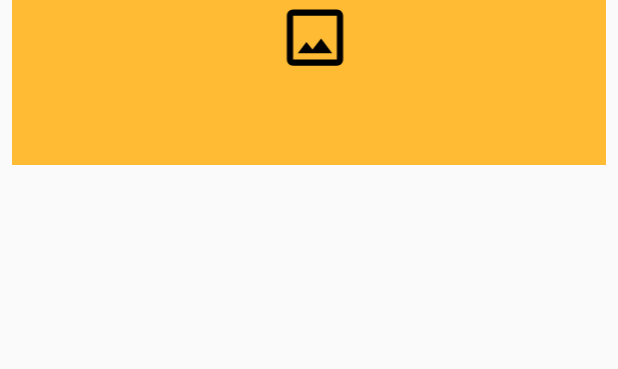
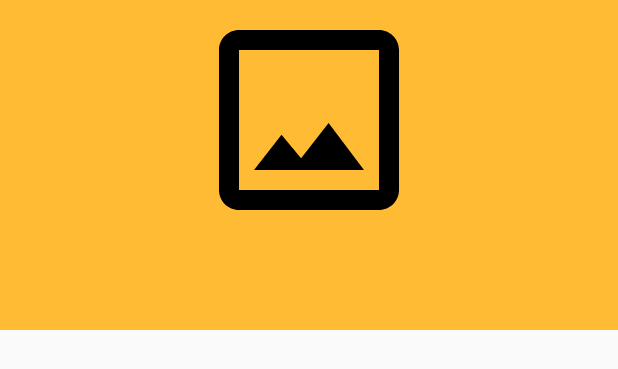
Before and after one commit to ryanhines98/RecipeApp, an Android app: the layout recyclerview_item.xml on its own in the app's theme, with its tools: preview values and no code run, on a phone screen of 412 x 824 dp. Shown: the top 369 px of the screen. Run offline under Robolectric (Android 15) with nearby library versions, the phone set to English and light mode, and no system bars.

Commit message:
Changes to how the recipe list looks

```diff
--- a/app/src/main/java/com/example/recipeapp/RecipeListAdapter.java
+++ b/app/src/main/java/com/example/recipeapp/RecipeListAdapter.java
@@ -65,6 +65,8 @@ public class RecipeListAdapter extends RecyclerView.Adapter<RecipeListAdapter.Re
             holder.bind(current, listener);
             Picasso.get()
                     .load(current.getImageUrl())
+                    .fit()
+                    .centerCrop()
                     .into(holder.mImageView);
         } else {
             holder.mRecipeNameView.setText("No Recipe");
--- a/app/src/main/res/layout/recyclerview_item.xml
+++ b/app/src/main/res/layout/recyclerview_item.xml
@@ -8,7 +8,7 @@
     <ImageView
         android:id="@+id/recycler_image_view"
         android:layout_width="match_parent"
-        android:layout_height="wrap_content"
+        android:layout_height="160dp"
         android:src="@drawable/ic_crop_original_black_24dp"/>
    <!-- <LinearLayout
         android:layout_width="match_parent"
--- a/app/src/main/res/values/styles.xml
+++ b/app/src/main/res/values/styles.xml
@@ -10,10 +10,6 @@
 
     <style name="recipe_entry">
         <item name="android:layout_width">match_parent</item>
-        <item name="android:layout_marginBottom">8dp</item>
-        <item name="android:layout_marginLeft">8dp</item>
-        <item name="android:layout_marginRight">8dp</item>
-        <item name="android:paddingLeft">8dp</item>
         <item name="android:background">@android:color/holo_orange_light</item>
         <item name="android:textAppearance">@android:style/TextAppearance.Large</item>
     </style>
```
